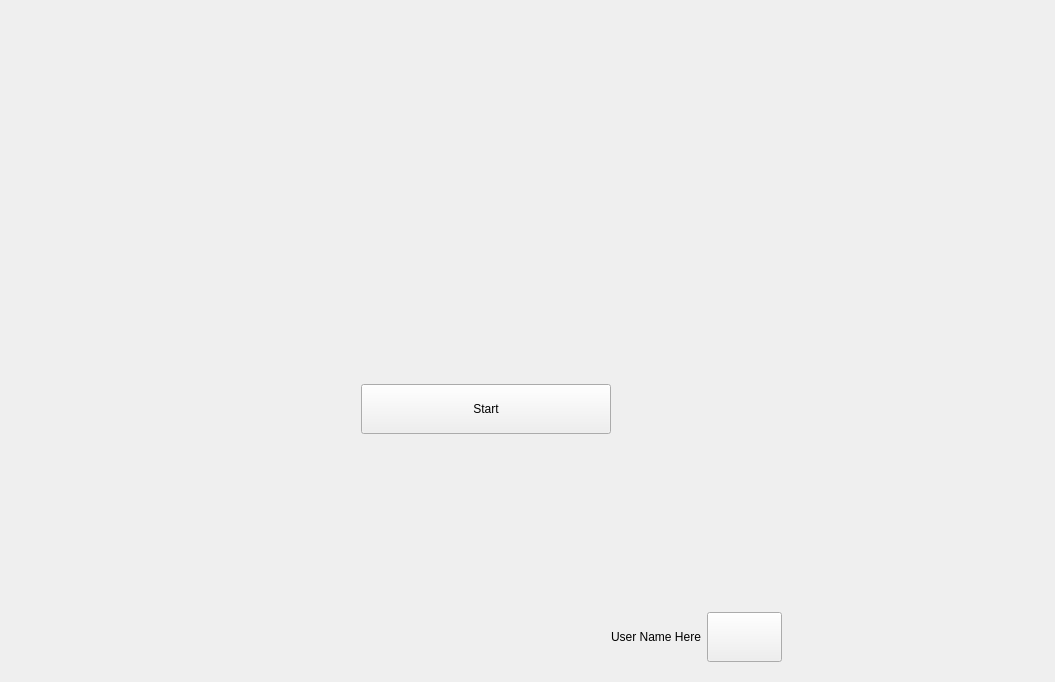
The window that assets/ui/initpage.ui (jfnavarro/st_viewer) describes before a commit, drawn with Qt 5.
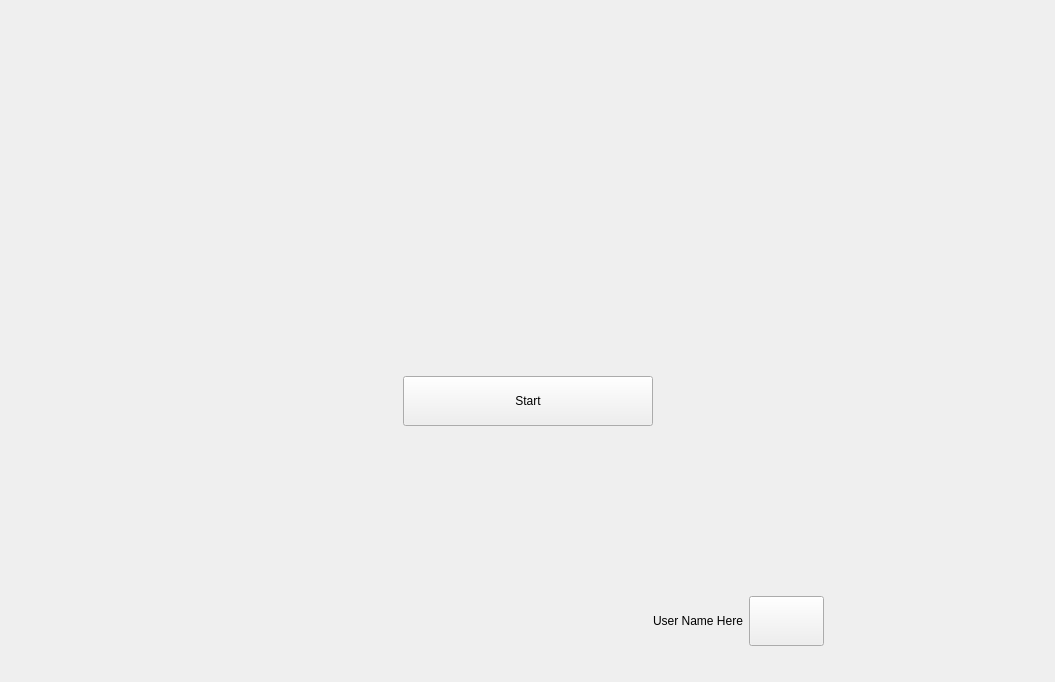
The same window after the commit. Icons and pictures are not drawn.

Diff of the .ui file:
```diff
--- a/assets/ui/initpage.ui
+++ b/assets/ui/initpage.ui
@@ -22,15 +22,9 @@
   <property name="windowTitle">
    <string>Form</string>
   </property>
+  <layout class="QVBoxLayout" name="verticalLayout">
+   <item>
   <widget class="QWidget" name="widget" native="true">
-   <property name="geometry">
-    <rect>
-     <x>-30</x>
-     <y>20</y>
-     <width>1031</width>
-     <height>658</height>
-    </rect>
-   </property>
    <property name="contextMenuPolicy">
     <enum>Qt::DefaultContextMenu</enum>
    </property>
@@ -347,6 +341,8 @@
     </item>
    </layout>
   </widget>
+   </item>
+  </layout>
  </widget>
  <resources>
   <include location="../application.qrc"/>
```
Lines whose indentation alone changed are shown as unchanged.
